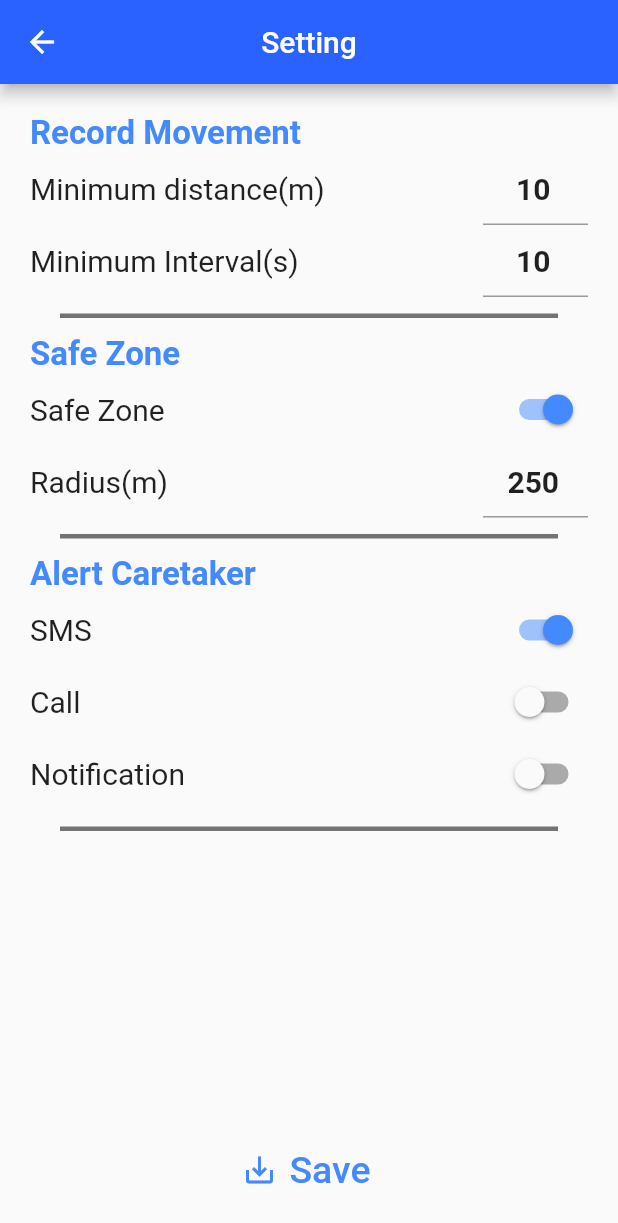
After one commit to vinx-2105/cognia, a Flutter app: the screen it shows after launch, after a tap on "Settings", on a phone screen of 412 x 824 dp. The commit adds this screen. Shown: the top 1223 px of the screen. Run offline on Flutter 3.47's test engine with Material 2 defaults, Android fonts, the phone set to English and light mode, and no system bars; our stand-ins replace email_validator, flip_card, flutter_spinkit, fluttertoast, geolocator, google_maps_flutter and 2 more; missing offline and left inert: flutter_polyline_points, sms_maintained; accounts and stored records are empty.

Commit message:
added more location feature

```diff
--- a/frontend/cognia_app/lib/location/alertCaretaker.dart
+++ b/frontend/cognia_app/lib/location/alertCaretaker.dart
@@ -1,13 +1,29 @@
 import 'package:flutter/material.dart';
+import 'package:flutter/services.dart';
 import 'package:flutter_spinkit/flutter_spinkit.dart';
+import 'package:sms_maintained/sms.dart';
+import 'package:url_launcher/url_launcher.dart';
+import 'locationDefaults.dart' as defaults;
 
 class AlertCaretaker extends StatelessWidget {
 
+  static const platform = const MethodChannel('sendSms');
+
   @override
   Widget build(BuildContext context) {
+
+    if(defaults.isSMSEnabled) {
+      SmsSender sender = new SmsSender();
+      sender.sendSms(
+          new SmsMessage(defaults.alertNumber, defaults.alertMessage));
+    }
+    if(defaults.isCallEnabled) {
+      launch("tel:${defaults.alertNumber}");
+    }
+
     return Scaffold(
       appBar: AppBar(
-        title: Text('ALERT CARETAKER'),
+        title: Text('Alert Caretaker'),
         centerTitle: true,
         backgroundColor: Colors.blueAccent[700],
       ),
--- a/frontend/cognia_app/lib/location/getRoute.dart
+++ b/frontend/cognia_app/lib/location/getRoute.dart
@@ -4,6 +4,7 @@ import 'package:geolocator/geolocator.dart';
 import 'package:google_maps_flutter/google_maps_flutter.dart';
 import 'package:flutter_spinkit/flutter_spinkit.dart';
 import 'package:toast/toast.dart';
+import 'locationDefaults.dart' as defaults;
 
 class GetRoute extends StatefulWidget {
   @override
@@ -14,8 +15,6 @@ class _GetRouteState extends State<GetRoute> {
 
   final sourceField = TextEditingController();
   final destField = TextEditingController();
-
-  final homeAddress = "IIT Ropar";
 
   Geolocator geolocator = Geolocator();
 
@@ -44,7 +43,7 @@ class _GetRouteState extends State<GetRoute> {
       sourcePlacemark = await geolocator.placemarkFromAddress(sourceField.text);
     }
 
-    List<Placemark> destPlacemark = await geolocator.placemarkFromAddress(destField.text == "Home" ? homeAddress : destField.text);
+    List<Placemark> destPlacemark = await geolocator.placemarkFromAddress(destField.text);
 
     _markers.add(Marker(
         markerId: MarkerId('sourcePin'),
@@ -126,7 +125,7 @@ class _GetRouteState extends State<GetRoute> {
                 border: InputBorder.none,
                 hintText: 'Enter Destination Address',
                 hintStyle: TextStyle(fontSize: 22),
-                  suffixIcon: IconButton(icon: Icon(Icons.home), onPressed: () {destField.text = "Home";})
+                  suffixIcon: IconButton(icon: Icon(Icons.home), onPressed: () {destField.text = defaults.homeAddress;})
               ),
               style: TextStyle(fontSize: 22),
             ),
--- /dev/null
+++ b/frontend/cognia_app/lib/location/locationDefaults.dart
@@ -0,0 +1,15 @@
+library location.locationDefaults;
+
+String homeAddress = "IIT Ropar";
+String alertNumber = "8587963620";
+String alertMessage = "ALERT! you have been alerted by your patient.";
+
+int minDistMoved = 10;
+int minTimeInterval = 10;
+
+int safeRadiusValue = 250;
+bool isSafeRadiusEnabled = true;
+
+bool isSMSEnabled = true;
+bool isCallEnabled = false;
+bool isNotifEnabled = false;
--- a/frontend/cognia_app/lib/location/locationHome.dart
+++ b/frontend/cognia_app/lib/location/locationHome.dart
@@ -13,7 +13,7 @@ class LocationHome extends StatelessWidget {
   Widget build(BuildContext context) {
     return Scaffold(
       appBar: AppBar(
-        title: Text('LOCATION'),
+        title: Text('Location Home'),
         centerTitle: true,
         backgroundColor: Colors.blueAccent[700],
       ),
@@ -81,6 +81,17 @@ class LocationHome extends StatelessWidget {
               ),
               padding: EdgeInsets.all(5.0),
             ),
+            FlatButton(
+              onPressed: () {Navigator.pushNamed(context, '/locationSetting');},
+              child: Column(
+                mainAxisAlignment: MainAxisAlignment.center,
+                children: <Widget>[
+                  Icon(Icons.settings, size: 70, color: Colors.blueAccent[700],),
+                  Text('Settings', style: textStyle,),
+                ],
+              ),
+              padding: EdgeInsets.all(5.0),
+            ),
           ],
         ),
       ),
--- /dev/null
+++ b/frontend/cognia_app/lib/location/locationSetting.dart
@@ -0,0 +1,189 @@
+import 'package:flutter/material.dart';
+import 'locationDefaults.dart' as defaults;
+
+class LocationSetting extends StatelessWidget {
+
+  final minDistanceField = TextEditingController();
+  final minIntervalField = TextEditingController();
+  final maxSafeRadField = TextEditingController();
+
+  @override
+  Widget build(BuildContext context) {
+
+    minDistanceField.text = defaults.minDistMoved.toString();
+    minIntervalField.text = defaults.minTimeInterval.toString();
+    maxSafeRadField.text = defaults.safeRadiusValue.toString();
+
+    return Scaffold(
+      appBar: AppBar(
+        title: Text('Setting'),
+        centerTitle: true,
+        backgroundColor: Colors.blueAccent[700],
+      ),
+      body: Container(
+        padding: EdgeInsets.all(20.0),
+        width: MediaQuery.of(context).size.width,
+        child: Column(
+          mainAxisAlignment: MainAxisAlignment.spaceBetween,
+          crossAxisAlignment: CrossAxisAlignment.center,
+          children: <Widget>[
+            Column(
+              mainAxisAlignment: MainAxisAlignment.start,
+              crossAxisAlignment: CrossAxisAlignment.start,
+              children: <Widget>[
+                Column(
+                  mainAxisAlignment: MainAxisAlignment.start,
+                  crossAxisAlignment: CrossAxisAlignment.start,
+                  children: <Widget>[
+                    Text("Record Movement", style: TextStyle(fontSize: 22, color: Colors.blueAccent, fontWeight: FontWeight.bold), ),
+                    Row(
+                      mainAxisAlignment: MainAxisAlignment.spaceBetween,
+                      crossAxisAlignment: CrossAxisAlignment.center,
+                      children: <Widget>[
+                        Text("Minimum distance(m)", style: TextStyle(fontSize: 20),),
+                        SizedBox(
+                          width: 70,
+                          child: TextField(
+                            controller: minDistanceField,
+                            decoration: InputDecoration(
+                                //border: InputBorder.none,
+                              ),
+                            style: TextStyle(fontSize: 20, fontWeight: FontWeight.bold),
+                            textAlign: TextAlign.center,
+                          ),
+                        ),
+                      ],
+                    ),
+                    Row(
+                      mainAxisAlignment: MainAxisAlignment.spaceBetween,
+                      crossAxisAlignment: CrossAxisAlignment.center,
+                      children: <Widget>[
+                        Text("Minimum Interval(s)",style: TextStyle(fontSize: 20,), ),
+                        SizedBox(
+                          width: 70,
+                          child: TextField(
+                            controller: minIntervalField,
+                            decoration: InputDecoration(
+                              //border: InputBorder.none,
+                            ),
+                            style: TextStyle(fontSize: 20, fontWeight: FontWeight.bold),
+                            textAlign: TextAlign.center,
+                          ),
+                        ),
+                      ],
+                    ),
+                  ],
+                ),
+                Divider(color: Colors.black54, thickness: 3, height: 25, indent: 20, endIndent: 20,),
+                Column(
+                  mainAxisAlignment: MainAxisAlignment.start,
+                  crossAxisAlignment: CrossAxisAlignment.start,
+                  children: <Widget>[
+                    Text("Safe Zone", style: TextStyle(fontSize: 22, color: Colors.blueAccent, fontWeight: FontWeight.bold), ),
+                    Row(
+                      mainAxisAlignment: MainAxisAlignment.spaceBetween,
+                      crossAxisAlignment: CrossAxisAlignment.center,
+                      children: <Widget>[
+                        Text("Safe Zone",style: TextStyle(fontSize: 20),),
+                        Switch(
+                          value: defaults.isSafeRadiusEnabled,
+                          activeColor: Colors.blueAccent[200],
+                          activeTrackColor: Colors.blueAccent[300],
+                          onChanged: (value) {
+                            defaults.isSafeRadiusEnabled = value;
+                          },
+                        ),
+                      ],
+                    ),
+                    Row(
+                      mainAxisAlignment: MainAxisAlignment.spaceBetween,
+                      crossAxisAlignment: CrossAxisAlignment.center,
+                      children: <Widget>[
+                        Text("Radius(m)",style: TextStyle(fontSize: 20,), ),
+                        SizedBox(
+                          width: 70,
+                          child: TextField(
+                            controller: maxSafeRadField,
+                            decoration: InputDecoration(
+                              //border: InputBorder.none,
+                            ),
+                            style: TextStyle(fontSize: 20, fontWeight: FontWeight.bold),
+                            textAlign: TextAlign.center,
+                          ),
+                        ),
+                      ],
+                    ),
+                  ],
+                ),
+                Divider(color: Colors.black54, thickness: 3, height: 25, indent: 20, endIndent: 20,),
+                Column(
+                  mainAxisAlignment: MainAxisAlignment.start,
+                  crossAxisAlignment: CrossAxisAlignment.start,
+                  children: <Widget>[
+                    Text("Alert Caretaker", style: TextStyle(fontSize: 22, color: Colors.blueAccent, fontWeight: FontWeight.bold), ),
+                    Row(
+                      mainAxisAlignment: MainAxisAlignment.spaceBetween,
+                      crossAxisAlignment: CrossAxisAlignment.center,
+                      children: <Widget>[
+                        Text("SMS",style: TextStyle(fontSize: 20),),
+                        Switch(
+                          value: defaults.isSMSEnabled,
+                          activeColor: Colors.blueAccent[200],
+                          activeTrackColor: Colors.blueAccent[300],
+                          onChanged: (value) {
+                            defaults.isSMSEnabled = value;
+                          },
+                        ),
+                      ],
+                    ),
+                    Row(
+                      mainAxisAlignment: MainAxisAlignment.spaceBetween,
+                      crossAxisAlignment: CrossAxisAlignment.center,
+                      children: <Widget>[
+                        Text("Call",style: TextStyle(fontSize: 20),),
+                        Switch(
+                          value: defaults.isCallEnabled,
+                          activeColor: Colors.blueAccent[200],
+                          activeTrackColor: Colors.blueAccent[300],
+                          onChanged: (value) {
+                            defaults.isCallEnabled = value;
+                          },
+                        ),
+                      ],
+                    ),
+                    Row(
+                      mainAxisAlignment: MainAxisAlignment.spaceBetween,
+                      crossAxisAlignment: CrossAxisAlignment.center,
+                      children: <Widget>[
+                        Text("Notification",style: TextStyle(fontSize: 20),),
+                        Switch(
+                          value: defaults.isNotifEnabled,
+                          activeColor: Colors.blueAccent[200],
+                          activeTrackColor: Colors.blueAccent[300],
+                          onChanged: (value) {
+                            defaults.isNotifEnabled= value;
+                          },
+                        ),
+                      ],
+                    ),
+                  ],
+                ),
+                Divider(color: Colors.black54, thickness: 3, height: 25, indent: 20, endIndent: 20,),
+              ],
+            ),
+            FlatButton.icon(
+              onPressed: () {
+                defaults.minDistMoved = int.parse(minDistanceField.text);
+                defaults.minTimeInterval = int.parse(minIntervalField.text);
+                defaults.safeRadiusValue = int.parse(maxSafeRadField.text);
+                Navigator.pushNamed(context, '/locationHome');
+              },
+              icon: Icon(Icons.save_alt, color: Colors.blueAccent,),
+              label: Text('Save', style: TextStyle(fontSize: 25, color: Colors.blueAccent,),),
+            ),
+          ],
+        ),
+      ),
+    );
+  }
+}
--- a/frontend/cognia_app/lib/location/setHome.dart
+++ b/frontend/cognia_app/lib/location/setHome.dart
@@ -1,15 +1,15 @@
 import 'package:flutter/material.dart';
 import 'package:geolocator/geolocator.dart';
+import 'locationDefaults.dart' as defaults;
 
 class SetHome extends StatelessWidget {
 
   final homeAddressField = TextEditingController();
-  var homeAddress = "IIT Ropar";
 
   Geolocator geolocator = Geolocator();
 
   void showOnMap(context) async{
-    List<Placemark> placemark = await geolocator.placemarkFromAddress(homeAddress);
+    List<Placemark> placemark = await geolocator.placemarkFromAddress(defaults.homeAddress);
     Navigator.pushNamed(context, '/map', arguments: {'placemark': placemark[0]});
   }
 
@@ -17,7 +17,7 @@ class SetHome extends StatelessWidget {
   Widget build(BuildContext context) {
     return Scaffold(
       appBar: AppBar(
-          title: Text('SET HOME'),
+          title: Text('Set Home'),
           centerTitle: true,
           backgroundColor: Colors.blueAccent[700],
       ),
@@ -46,7 +46,7 @@ class SetHome extends StatelessWidget {
                   ),
                   FlatButton.icon(
                     onPressed: () {
-                      homeAddress = homeAddressField.text;
+                      defaults.homeAddress = homeAddressField.text;
                     },
                     icon: Icon(Icons.save, color: Colors.blueAccent[700], size: 30,),
                     label: Text('Save', style: TextStyle(fontSize: 24, color: Colors.blueAccent[700]), ),
--- a/frontend/cognia_app/lib/location/userLocation.dart
+++ b/frontend/cognia_app/lib/location/userLocation.dart
@@ -17,7 +17,7 @@ class CurrentLocation extends StatelessWidget {
     getCurrentLocation();
     return Scaffold(
       appBar: AppBar(
-        title: Text('Getting User Location'),
+        title: Text('User Location'),
       ),
       body: Container(
         child: SpinKitFadingCube(
--- a/frontend/cognia_app/lib/main.dart
+++ b/frontend/cognia_app/lib/main.dart
@@ -12,6 +12,7 @@ import 'home/SignInForm.dart';
 
 //profile
 import 'location/alertCaretaker.dart';
+import 'location/locationSetting.dart';
 import 'profile/UpdateProfileForm.dart';
 import 'profile/ProfilePage.dart';
 import 'profile/AddCaretakerForm.dart';
@@ -71,6 +72,7 @@ class MyApp extends StatelessWidget {
         //Location pages
         '/locationHome' : (context) => LocationHome(),
         '/userLocation': (context) => CurrentLocation(),
+        '/locationSetting': (context) => LocationSetting(),
         '/monitorPath' : (context) => MonitorPath(),
         '/alertCaretaker': (context) => AlertCaretaker(),
         '/locate': (context) => Locate(),
--- a/frontend/cognia_app/pubspec.yaml
+++ b/frontend/cognia_app/pubspec.yaml
@@ -30,6 +30,8 @@ dependencies:
   toast: ^0.1.5
   fluttertoast: ^4.0.0
   email_validator: '^1.0.0'
+  sms_maintained: ^0.2.5
+  url_launcher: ^5.5.0
   flutter:
     sdk: flutter
 
```
Also changed, not shown: frontend/cognia_app/pubspec.lock, 2 other files.
